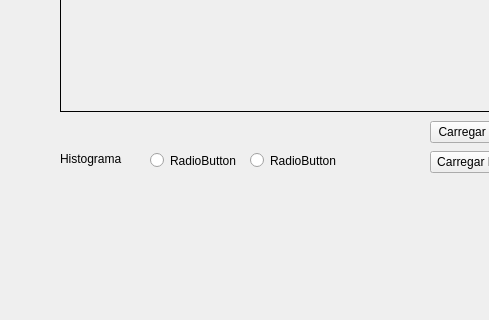
Qt form mainwindow.ui (Salieriry/pdi-qt) before a commit; both pictures show x 0 to 489 and y 219 to 539 of the 1266 by 839 pixel window.
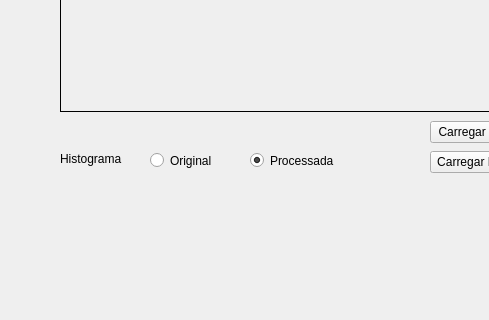
The same form after that commit.

Commit message: Populado os métodos de clique e mudança do histograma

The edit to the form file:
```diff
--- a/mainwindow.ui
+++ b/mainwindow.ui
@@ -173,7 +173,7 @@
      </rect>
     </property>
     <property name="text">
-     <string>RadioButton</string>
+     <string>Original</string>
     </property>
    </widget>
    <widget class="QRadioButton" name="radioHistProcessada">
@@ -186,7 +186,10 @@
      </rect>
     </property>
     <property name="text">
-     <string>RadioButton</string>
+     <string>Processada</string>
+    </property>
+    <property name="checked">
+     <bool>true</bool>
     </property>
    </widget>
    <widget class="QPushButton" name="btnCarregarMascara">
```
The commit also changes 2 other files.
